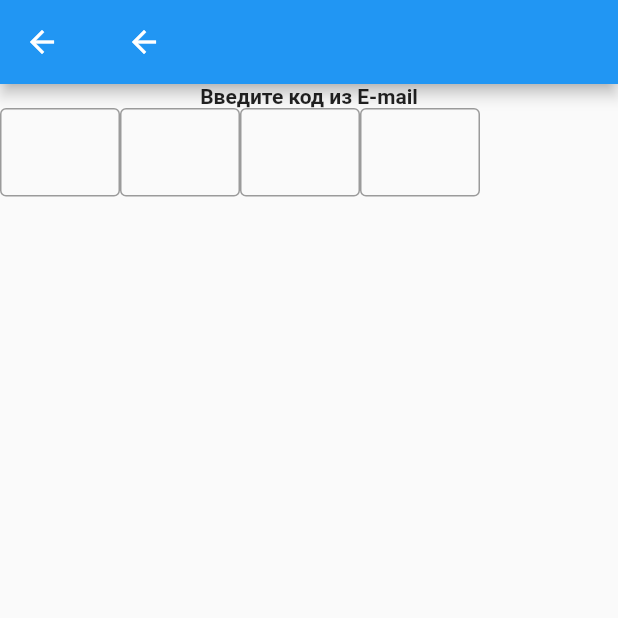
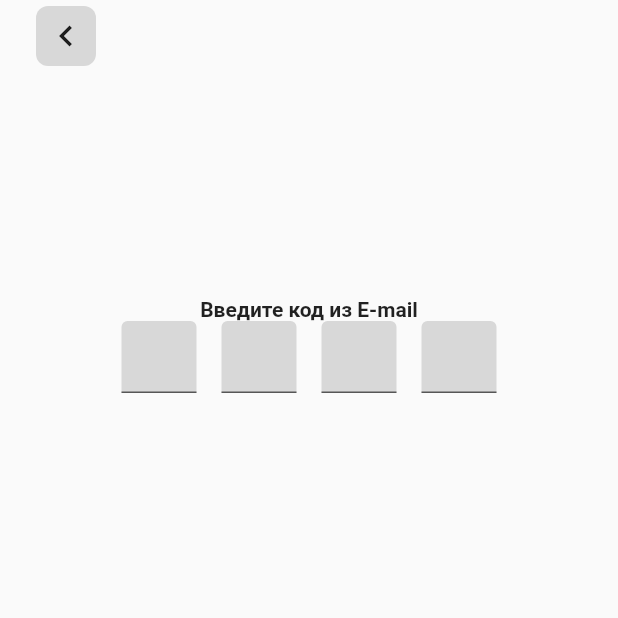
Before and after one commit to WitchKotelok/prof_app, a Flutter app: the WriteCode screen opened directly, on a phone screen of 412 x 824 dp, the top half of it. Run offline on Flutter 3.47's test engine with Material 2 defaults, Android fonts, the light colour scheme and no system bars.

Commit message:
creating second screen

```diff
--- a/lib/login_form.dart
+++ b/lib/login_form.dart
@@ -1,5 +1,6 @@
 import 'package:flutter/material.dart';
 import 'package:http/http.dart' as http;
+import 'package:prof_app/write_code.dart';
 
 class LoginForm extends StatefulWidget {
   @override
@@ -67,6 +68,12 @@ class _LoginFormState extends State<LoginForm> {
               onPressed: (_formKey.currentState?.validate() == true)
                   ? () {
                       sendPostRequest({"email": _emailController.text});
+                      Navigator.push(
+                        context,
+                        MaterialPageRoute(
+                          builder: (context) => WriteCode(),
+                        ),
+                      );
                     }
                   : null,
               child: const Text(
--- a/lib/write_code.dart
+++ b/lib/write_code.dart
@@ -8,58 +8,88 @@ class WriteCode extends StatelessWidget {
   @override
   Widget build(BuildContext context) {
     return Scaffold(
-      appBar: AppBar(
-        title: BackButton(),
+      body: SafeArea(
+        child: Column(
+          children: [
+            Container(
+              alignment: Alignment.topLeft,
+              child: MaterialButton(
+                onPressed: () {
+                  Navigator.pop(context);
+                },
+                child: Container(
+                  width: 40,
+                  height: 40,
+                  child: Icon(
+                    Icons.chevron_left,
+                    size: 28,
                   ),
-      body: Column(
-        children: [
+                  //
+                  decoration: BoxDecoration(
+                      color: Color.fromARGB(255, 216, 216, 216),
+                      borderRadius: BorderRadius.all(Radius.circular(8.0))),
+                ),
+              ),
+            ),
+            Container(
+              height: 150,
+            ),
             Text(
               "Введите код из E-mail",
               style: TextStyle(
                 fontWeight: FontWeight.bold,
               ),
             ),
-          Row(
+            Container(
+              width: 250,
+              child: Row(
+                mainAxisAlignment: MainAxisAlignment.spaceBetween,
                 children: [
                   Container(
-                width: 80,
-                height: 80,
+                    width: 50,
+                    height: 50,
                     child: TextField(
                       decoration: InputDecoration(
-                    border: OutlineInputBorder(),
+                        filled: true,
+                        fillColor: Color.fromARGB(255, 216, 216, 216),
                       ),
                     ),
                   ),
                   Container(
-                width: 80,
-                height: 80,
+                    width: 50,
+                    height: 50,
                     child: TextField(
                       decoration: InputDecoration(
-                    border: OutlineInputBorder(),
+                        filled: true,
+                        fillColor: Color.fromARGB(255, 216, 216, 216),
                       ),
                     ),
                   ),
                   Container(
-                width: 80,
-                height: 80,
+                    width: 50,
+                    height: 50,
                     child: TextField(
                       decoration: InputDecoration(
-                    border: OutlineInputBorder(),
+                        filled: true,
+                        fillColor: Color.fromARGB(255, 216, 216, 216),
                       ),
                     ),
                   ),
                   Container(
-                width: 80,
-                height: 80,
+                    width: 50,
+                    height: 50,
                     child: TextField(
                       decoration: InputDecoration(
-                    border: OutlineInputBorder(),
+                        filled: true,
+                        fillColor: Color.fromARGB(255, 216, 216, 216),
                       ),
                     ),
                   ),
                 ],
+              ),
             )
           ],
+        ),
       ),
     );
   }
```
Lines whose indentation alone changed are shown as unchanged.
